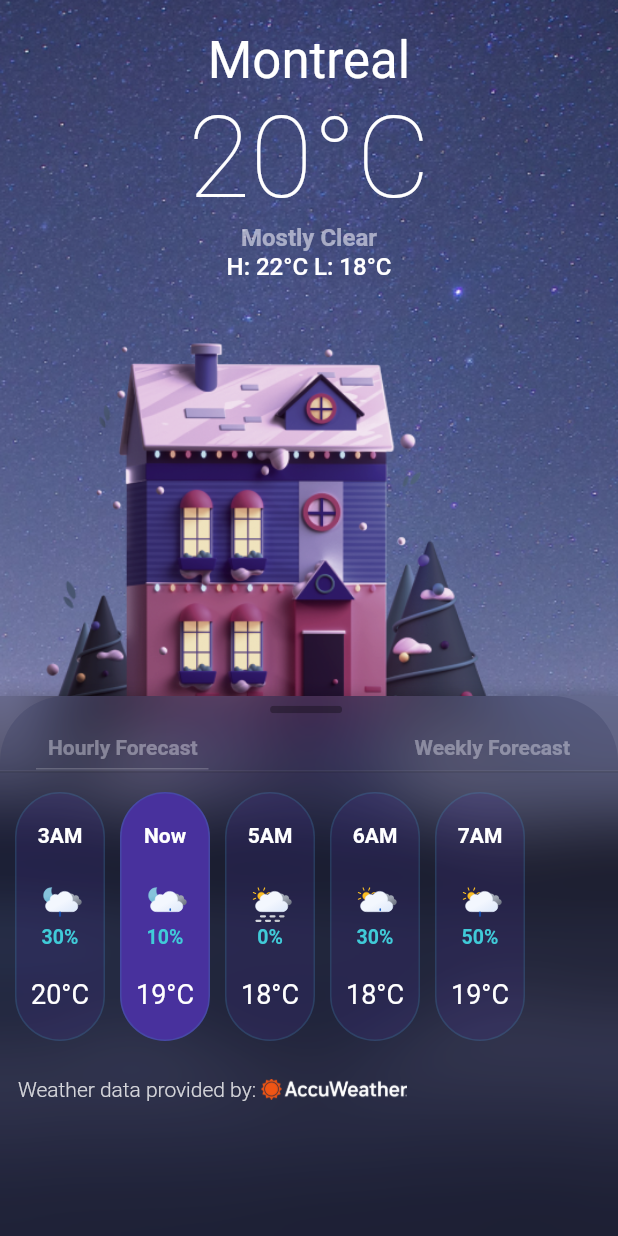
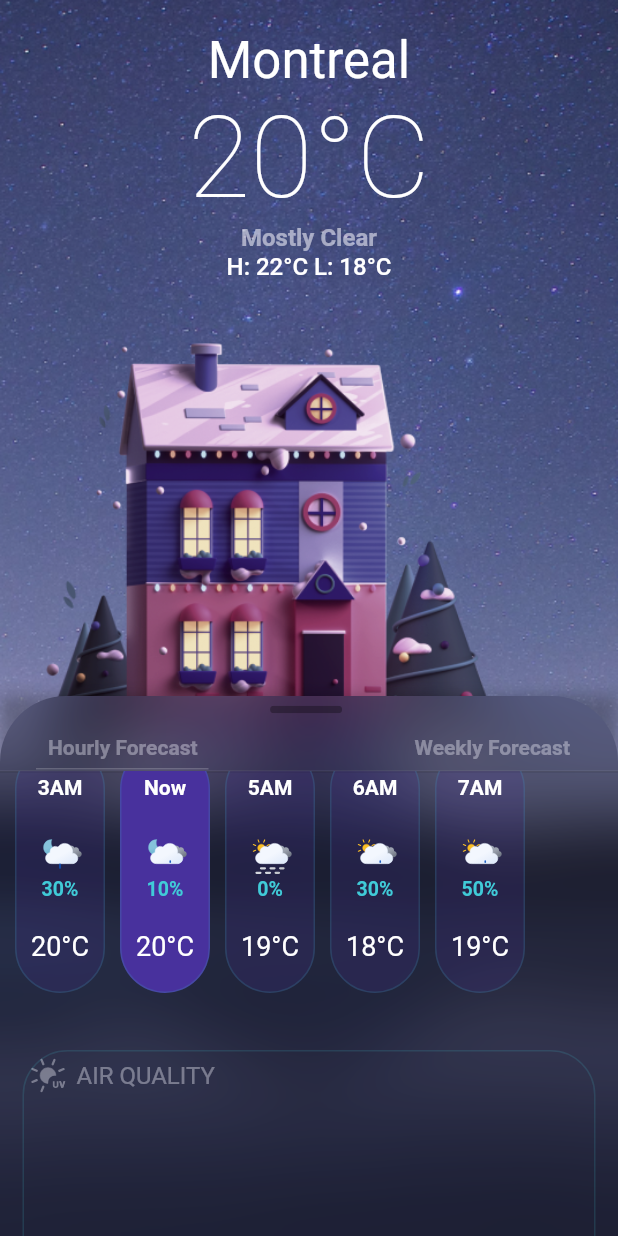
Before and after one commit to devaineas/weatherapp, a Flutter app: the screen it shows after launch, on a phone screen of 412 x 824 dp. Run offline on Flutter 3.47's test engine with Material 2 defaults, Android fonts, the phone set to English and light mode, and no system bars; drawn by our look-alikes of sliding_up_panel; our stand-ins replace lottie; Roboto replaces fonts that are missing (SF Pro Display, SF Pro Text).

Commit message:
fix scrolling

```diff
--- a/lib/pages/home.dart
+++ b/lib/pages/home.dart
@@ -229,16 +229,16 @@ class _HomeState extends State<Home> {
           child: Stack(
             children: <Widget>[
               ClipRRect(
+                borderRadius: const BorderRadius.only(
+                  topRight: Radius.circular(44.0),
+                  topLeft: Radius.circular(44.0),
+                ),
                 child: BackdropFilter(
                   filter: ImageFilter.blur(sigmaX: 25, sigmaY: 25),
                   child: Container(
                     decoration: BoxDecoration(
                       color:
                           const Color.fromRGBO(46, 51, 90, 1).withOpacity(0.26),
-                      borderRadius: const BorderRadius.only(
-                        topRight: Radius.circular(44.0),
-                        topLeft: Radius.circular(44.0),
-                      ),
                     ),
                   ),
                 ),
@@ -329,51 +329,76 @@ class _HomeState extends State<Home> {
                   ),
                 ],
               ),
+              Container(
+                margin: const EdgeInsets.fromLTRB(0, 50, 0, 0),
+                child: ListView(
+                  controller: sc,
+                  children: [
                     Column(
                       children: [
-                  Padding(
-                    padding: const EdgeInsets.fromLTRB(0, 64, 0, 0),
-                    child: Row(
+                        Transform.translate(
+                          offset: const Offset(0, -18),
+                          child: //ListView(
+                              //scrollDirection: Axis.horizontal,
+                              //controller: sc,
+                              //children: [
+                              Row(
                             children: [
                               const SizedBox(width: 10),
                               weatherCard(20, 30, "overcast-night-rain", "3AM"),
                               const SizedBox(width: 10),
-                        weatherCard(19, 10, "overcast-night-drizzle", "Now"),
+                              weatherCard(
+                                  20, 10, "overcast-night-drizzle", "Now"),
                               const SizedBox(width: 10),
-                        weatherCard(18, 0, "overcast-day-haze", "5AM"),
+                              weatherCard(19, 0, "overcast-day-haze", "5AM"),
                               const SizedBox(width: 10),
-                        weatherCard(18, 30, "overcast-day-drizzle", "6AM"),
+                              weatherCard(
+                                  18, 30, "overcast-day-drizzle", "6AM"),
                               const SizedBox(width: 10),
-                        weatherCard(19, 50, "overcast-day-rain", "7AM"),
+                              weatherCard(
+                                  19, 50, "overcast-day-drizzle", "7AM"),
+                              const SizedBox(width: 10),
+                              // weatherCard(
+                              //     19, 45, "overcast-day-drizzle", "8AM"),
+                              // const SizedBox(width: 10),
+                              // weatherCard(
+                              //     20, 30, "overcast-day-drizzle", "9AM"),
+                              // const SizedBox(width: 10),
+                              // weatherCard(20, 20, "overcast", "10AM"),
+                              // const SizedBox(width: 10),
                             ],
                           ),
+                          //],
+                          // ),
                         ),
-                  Padding(
-                    padding: const EdgeInsets.fromLTRB(12, 24, 0, 0),
-                    child: Row(
-                      children: [
-                        Text(
-                          "Weather data provided by: ",
-                          style: TextStyle(
-                            color: Colors.white.withOpacity(0.8),
-                            fontWeight: FontWeight.w300,
-                            fontFamily: "SF Pro Text",
-                            fontSize: 14,
-                          ),
-                        ),
-                        GestureDetector(
-                          onTap: () {
-                            _launchUrl(
-                                'https://www.accuweather.com/', 'browser');
-                          },
-                          child: SizedBox(
-                            height: 14,
-                            child: Image.asset('assets/aw-logo.png'),
-                          ),
-                        ),
-                      ],
-                    ),
-                  ),
+
+                        // Padding(
+                        //   padding: const EdgeInsets.fromLTRB(12, 24, 0, 0),
+                        //   child: Row(
+                        //     children: [
+                        //       Text(
+                        //         "Weather data provided by: ",
+                        //         style: TextStyle(
+                        //           color: Colors.white.withOpacity(0.8),
+                        //           fontWeight: FontWeight.w300,
+                        //           fontFamily: "SF Pro Text",
+                        //           fontSize: 14,
+                        //         ),
+                        //       ),
+                        //       GestureDetector(
+                        //         onTap: () {
+                        //           _launchUrl(
+                        //               'https://www.accuweather.com/', 'browser');
+                        //         },
+                        //         child: SizedBox(
+                        //           height: 14,
+                        //           child: Image.asset('assets/aw-logo.png'),
+                        //         ),
+                        //       ),
+                        //     ],
+                        //   ),
+                        // ),
+
                         // Padding(
                         //   padding: const EdgeInsets.fromLTRB(0, 25, 0, 0),
                         //   child: Container(
@@ -387,10 +412,49 @@ class _HomeState extends State<Home> {
                         //     ),
                         //   ),
                         // ),
+                        Padding(
+                          padding: const EdgeInsets.fromLTRB(15, 20, 15, 0),
+                          child: infoCard(
+                            "assets/icons/lottie/uv-index.json",
+                            "AIR QUALITY",
+                            Container(),
+                          ),
+                        ),
+                        Row(
+                          mainAxisAlignment: MainAxisAlignment.center,
+                          children: [
+                            Padding(
+                              padding: const EdgeInsets.fromLTRB(15, 20, 15, 0),
+                              child: infoCard(
+                                "assets/icons/lottie/uv-index.json",
+                                "UV INDEX",
+                                Container(),
+                              ),
+                            ),
+                            Padding(
+                              padding: const EdgeInsets.fromLTRB(15, 20, 15, 0),
+                              child: infoCard(
+                                "assets/icons/lottie/uv-index.json",
+                                "UV INDEX",
+                                Container(),
+                              ),
+                            ),
                           ],
                         ),
-              // infoCard(
-              //     "assets/icons/lottie/uv-index.json", "UV INDEX", Container()),
+
+                        Padding(
+                          padding: const EdgeInsets.fromLTRB(15, 30, 15, 0),
+                          child: infoCard(
+                            "assets/icons/lottie/uv-index.json",
+                            "UV INDEX",
+                            Container(),
+                          ),
+                        ),
+                      ],
+                    ),
+                  ],
+                ),
+              ),
             ],
           ),
         ),
@@ -515,8 +579,6 @@ Future<void> _launchUrl(String url, String m) async {
     throw Exception('Could not launch $uri');
   }
 }
-
-
 
 // Container(
 //   alignment: Alignment.bottomCenter,
```
Lines whose indentation alone changed are shown as unchanged.
